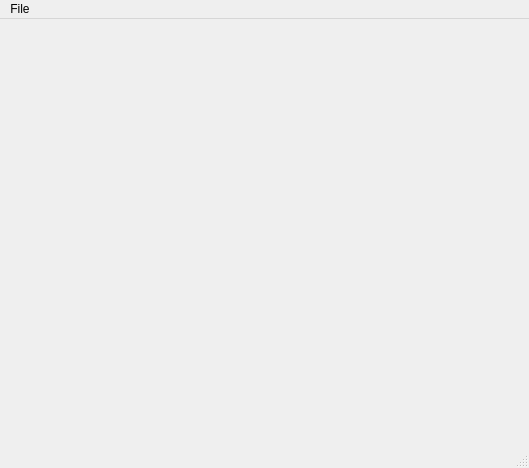
disbeliever/desktop, file ui/desktop.ui: the form before one commit.
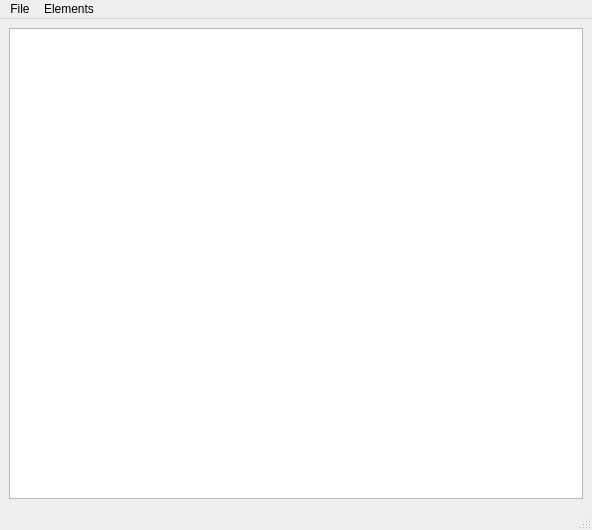
The form after the commit.

The edit to the form file:
```diff
--- a/ui/desktop.ui
+++ b/ui/desktop.ui
@@ -6,20 +6,26 @@
    <rect>
     <x>0</x>
     <y>0</y>
-    <width>529</width>
-    <height>468</height>
+    <width>592</width>
+    <height>530</height>
    </rect>
   </property>
   <property name="windowTitle">
    <string>MainWindow</string>
   </property>
-  <widget class="QWidget" name="centralwidget"/>
+  <widget class="QWidget" name="centralwidget">
+   <layout class="QHBoxLayout" name="horizontalLayout">
+    <item>
+     <widget class="QGraphicsView" name="graphicsView"/>
+    </item>
+   </layout>
+  </widget>
   <widget class="QMenuBar" name="menubar">
    <property name="geometry">
     <rect>
      <x>0</x>
      <y>0</y>
-     <width>529</width>
+     <width>592</width>
      <height>20</height>
     </rect>
    </property>
@@ -29,7 +35,14 @@
     </property>
     <addaction name="actionQuit"/>
    </widget>
+   <widget class="QMenu" name="menuElements">
+    <property name="title">
+     <string>Elements</string>
+    </property>
+    <addaction name="actionBook"/>
+   </widget>
    <addaction name="menuFile"/>
+   <addaction name="menuElements"/>
   </widget>
   <widget class="QStatusBar" name="statusbar"/>
   <action name="actionQuit">
```
Left out of the diff: 5 changed lines with no effect on the pictures.
